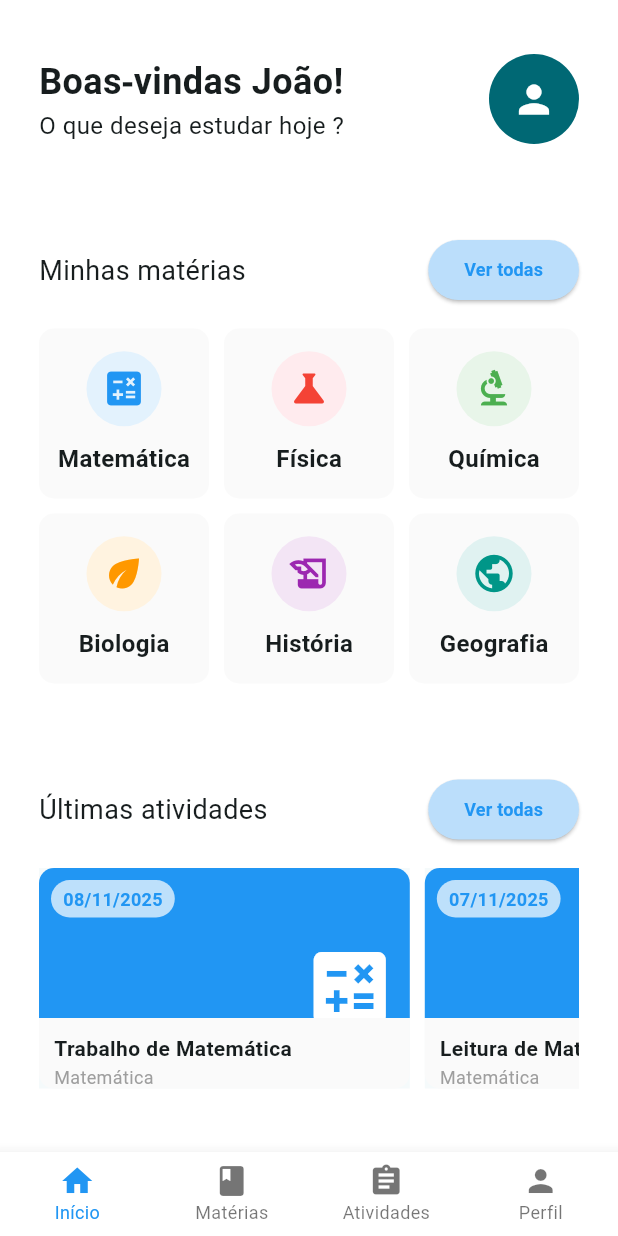
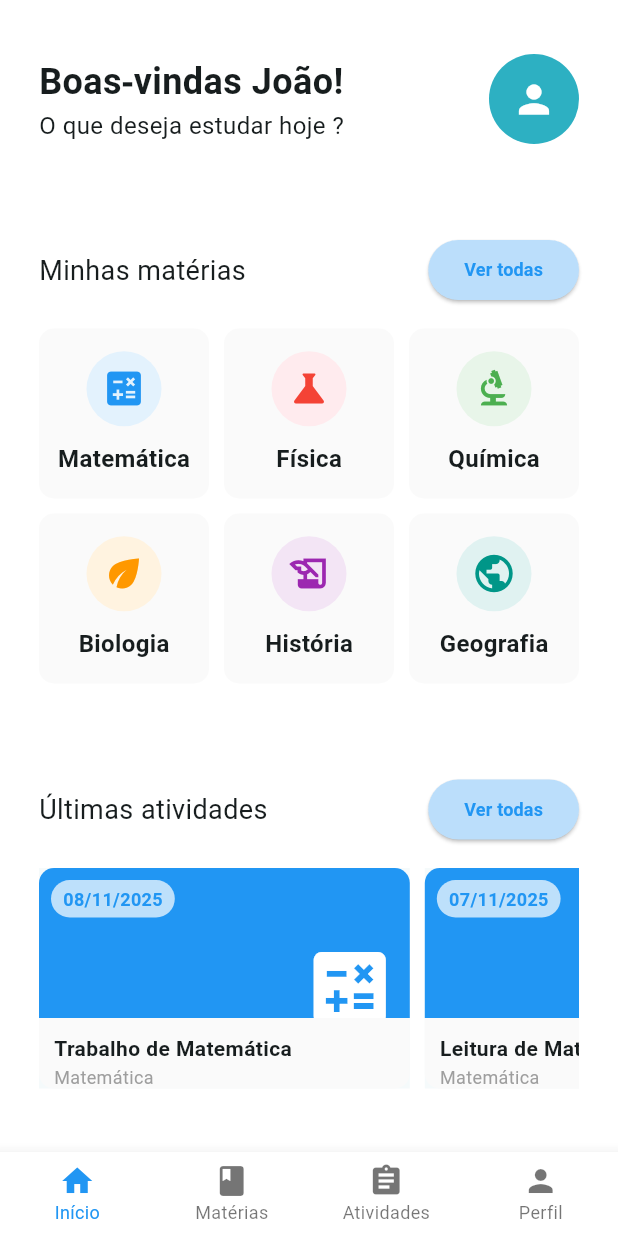
Before and after one commit to PoliGrades/Frontend, a Flutter app: the screen it shows after launch, after a tap on "Entrar", on a phone screen of 412 x 824 dp. Run offline on Flutter 3.47's test engine with Material 3 defaults, Android fonts, the phone set to English and light mode, and no system bars; our stand-ins replace fl_chart, google_fonts, syncfusion_flutter_calendar; missing offline and left inert: syncfusion_localizations.

Commit message:
fix: change color

```diff
--- a/lib/main.dart
+++ b/lib/main.dart
@@ -16,24 +16,22 @@ class MyApp extends StatelessWidget {
     GoogleFonts.config.allowRuntimeFetching = true;
 
     return MaterialApp(
-      title: 'Cadastro',
+      title: 'PoliGrades',
       locale: const Locale('pt', 'BR'),
       localizationsDelegates: const [
         GlobalMaterialLocalizations.delegate,
         GlobalWidgetsLocalizations.delegate,
         GlobalCupertinoLocalizations.delegate,
-        SfGlobalLocalizations.delegate
+        SfGlobalLocalizations.delegate,
       ],
-      supportedLocales: const [
-        Locale('pt', 'BR'),
-      ],
+      supportedLocales: const [Locale('pt', 'BR')],
       theme: ThemeData(
         colorScheme: ColorScheme.fromSeed(
           seedColor: Color.from(alpha: 255, red: 45, green: 176, blue: 194),
         ),
         fontFamily: GoogleFonts.leagueSpartan().fontFamily,
       ),
-      home: LoginScreen(), // Responsividade das telas
+      home: LoginScreen(),
     );
   }
 }
--- a/lib/src/home_screen.dart
+++ b/lib/src/home_screen.dart
@@ -113,7 +113,7 @@ class MobileHomeScreen extends StatelessWidget {
                         margin: EdgeInsets.only(left: 20),
                         decoration: BoxDecoration(
                           borderRadius: BorderRadius.all(Radius.circular(100)),
-                          color: colorScheme.primary,
+                          color: Color.fromARGB(255, 45, 176, 194),
                           boxShadow: [
                             BoxShadow(
                               color: Colors.white,
--- a/lib/src/login_screen.dart
+++ b/lib/src/login_screen.dart
@@ -266,7 +266,7 @@ class MobileLoginScreen extends StatelessWidget {
                                 text: 'Termos de Serviço',
                                 style: GoogleFonts.leagueSpartan(
                                   fontSize: 12,
-                                  color: Colors.blue,
+                                  color: Color.fromARGB(255, 45, 176, 194),
                                   decoration: TextDecoration.underline,
                                 ),
 
@@ -293,7 +293,7 @@ class MobileLoginScreen extends StatelessWidget {
                                 text: 'Política de Privacidade.',
                                 style: GoogleFonts.leagueSpartan(
                                   fontSize: 12,
-                                  color: Colors.blue,
+                                  color: Color.fromARGB(255, 45, 176, 194),
                                   decoration: TextDecoration.underline,
                                 ),
                                 recognizer: TapGestureRecognizer()
```
